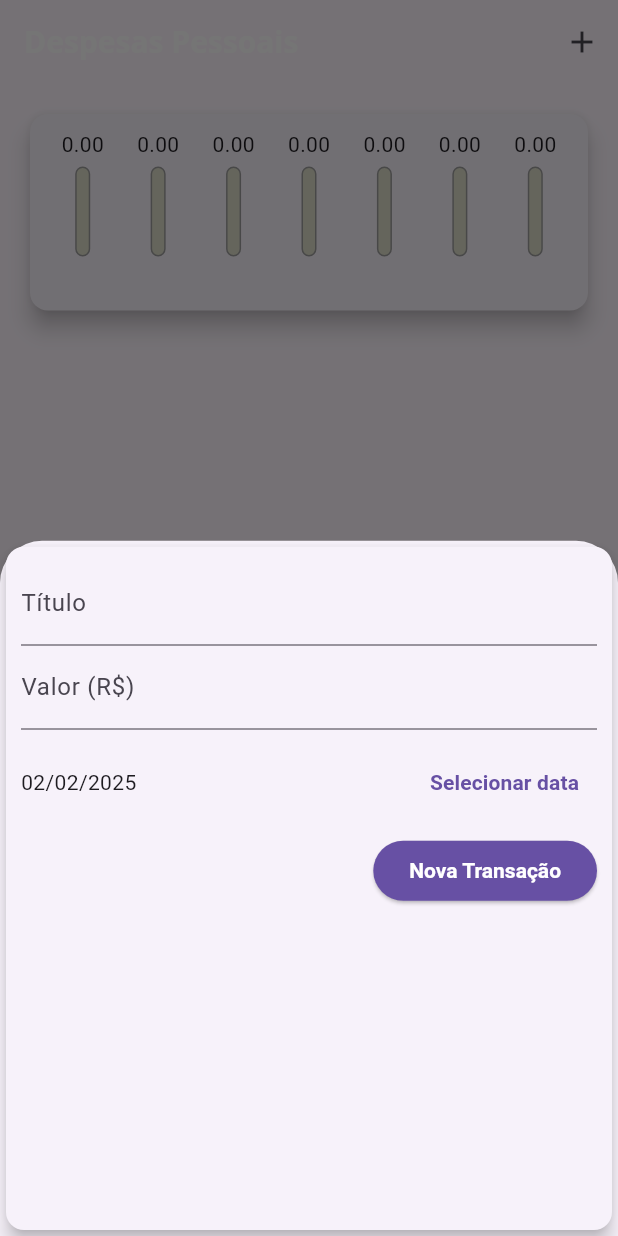
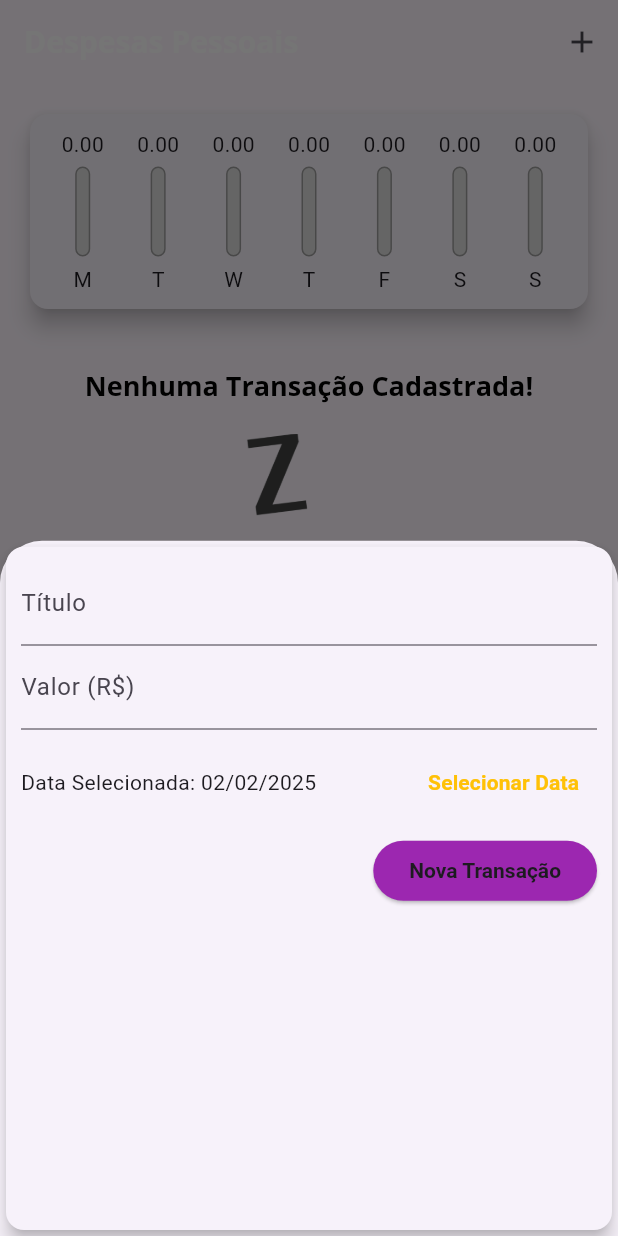
Before and after one commit to jgdlago/expenses-app, a Flutter app: the screen it shows after launch, after a tap on the "add" icon, on a phone screen of 412 x 824 dp. Run offline on Flutter 3.47's test engine with Material 3 defaults, Android fonts, the phone set to English and light mode, and no system bars.

Commit message:
:sparkles: feat(public): ajustes gerais para scroll e proporções de tela

```diff
--- a/expenses/lib/components/chart.dart
+++ b/expenses/lib/components/chart.dart
@@ -1,7 +1,7 @@
-import 'package:expenses/components/chart_bar.dart';
 import 'package:flutter/material.dart';
 import 'package:intl/intl.dart';
 import '../models/transaction.dart';
+import 'chart_bar.dart';
 
 class Chart extends StatelessWidget {
   final List<Transaction> recentTransaction;
@@ -41,7 +41,6 @@ class Chart extends StatelessWidget {
 
   @override
   Widget build(BuildContext context) {
-    groupedTransactions;
     return Card(
       elevation: 6,
       margin: const EdgeInsets.all(20),
@@ -53,11 +52,11 @@ class Chart extends StatelessWidget {
             return Flexible(
               fit: FlexFit.tight,
               child: ChartBar(
-                  label: tr['day'] as String,
-                  value: tr['value'] as double,
-                  percentage: _weekTotalValue == 0
-                      ? 0
-                      : (tr['value'] as double) / _weekTotalValue,
+                label: tr['day'] as String,
+                value: tr['value'] as double,
+                percentage: _weekTotalValue == 0
+                    ? 0
+                    : (tr['value'] as double) / _weekTotalValue,
               ),
             );
           }).toList(),
--- a/expenses/lib/components/chart_bar.dart
+++ b/expenses/lib/components/chart_bar.dart
@@ -1,29 +1,29 @@
 import 'package:flutter/material.dart';
 
 class ChartBar extends StatelessWidget {
+  final String? label;
+  final double? value;
+  final double? percentage;
 
-  final String label;
-  final double value;
-  final double percentage;
-
-  ChartBar({
-    required this.label,
-    required this.value,
-    required this.percentage
-  });
+  const ChartBar({
+    this.label,
+    this.value,
+    this.percentage,
+    Key? key,
+  }) : super(key: key);
 
   @override
   Widget build(BuildContext context) {
     return Column(
-      children: <Widget>[
-        Container(
+      children: [
+        SizedBox(
           height: 20,
           child: FittedBox(
-              child: Text('${value.toStringAsFixed(2)}'),
+            child: Text('${value!.toStringAsFixed(2)}'),
           ),
         ),
         const SizedBox(height: 5),
-        Container(
+        SizedBox(
           height: 60,
           width: 10,
           child: Stack(
@@ -35,7 +35,7 @@ class ChartBar extends StatelessWidget {
                     color: Colors.grey,
                     width: 1.0,
                   ),
-                  color: const Color.fromRGBO(220, 220, 200, 1),
+                  color: const Color.fromRGBO(220, 220, 220, 1),
                   borderRadius: BorderRadius.circular(5),
                 ),
               ),
@@ -43,7 +43,7 @@ class ChartBar extends StatelessWidget {
                 heightFactor: percentage,
                 child: Container(
                   decoration: BoxDecoration(
-                    color: Theme.of(context).primaryColor,
+                    color: Theme.of(context).colorScheme.primary,
                     borderRadius: BorderRadius.circular(5),
                   ),
                 ),
@@ -52,7 +52,7 @@ class ChartBar extends StatelessWidget {
           ),
         ),
         const SizedBox(height: 5),
-        const Text('')
+        Text(label!),
       ],
     );
   }
--- a/expenses/lib/components/transaction_form.dart
+++ b/expenses/lib/components/transaction_form.dart
@@ -1,4 +1,3 @@
-
 import 'package:flutter/material.dart';
 import 'package:intl/intl.dart';
 
@@ -14,25 +13,25 @@ class TransactionForm extends StatefulWidget {
 class _TransactionFormState extends State<TransactionForm> {
   final _titleController = TextEditingController();
   final _valueController = TextEditingController();
-  DateTime _selectedDate = DateTime.now();
+  DateTime? _selectedDate = DateTime.now();
 
   _submitForm() {
     final title = _titleController.text;
     final value = double.tryParse(_valueController.text) ?? 0;
 
-    if (title.isEmpty || value <= 0) {
+    if (title.isEmpty || value <= 0 || _selectedDate == null) {
       return;
     }
 
-    widget.onSubmit(title, value, _selectedDate);
+    widget.onSubmit(title, value, _selectedDate!);
   }
 
   _showDatePicker() {
     showDatePicker(
-        context: context,
-        initialDate: DateTime.now(),
-        firstDate: DateTime.now().subtract(const Duration(days: 365)),
-        lastDate: DateTime.now(),
+      context: context,
+      initialDate: DateTime.now(),
+      firstDate: DateTime(2019),
+      lastDate: DateTime.now(),
     ).then((pickedDate) {
       if (pickedDate == null) {
         return;
@@ -68,29 +67,26 @@ class _TransactionFormState extends State<TransactionForm> {
                 labelText: 'Valor (R\$)',
               ),
             ),
-            Container(
+            SizedBox(
               height: 70,
               child: Row(
                 children: <Widget>[
                   Expanded(
                     child: Text(
-                        _selectedDate == null
-                            ? 'Nenhuma data selecionada'
-                            : DateFormat('dd/MM/y').format(_selectedDate!),
+                      _selectedDate == null
+                          ? 'Nenhuma data selecionada!'
+                          : 'Data Selecionada: ${DateFormat('dd/MM/y').format(_selectedDate!)}',
                     ),
                   ),
                   TextButton(
-                    style: TextButton.styleFrom(
-                      foregroundColor: Theme.of(context).primaryColor, // Cor do texto
-                    ),
                     child: const Text(
-                      'Selecionar data',
+                      'Selecionar Data',
                       style: TextStyle(
-                        fontWeight: FontWeight.bold, // Negrito
+                        fontWeight: FontWeight.bold,
                       ),
                     ),
                     onPressed: _showDatePicker,
-                  ),
+                  )
                 ],
               ),
             ),
@@ -98,13 +94,14 @@ class _TransactionFormState extends State<TransactionForm> {
               mainAxisAlignment: MainAxisAlignment.end,
               children: <Widget>[
                 ElevatedButton(
-                  style: ElevatedButton.styleFrom(
-                    backgroundColor: Theme.of(context).primaryColor,
-                    foregroundColor: Theme.of(context).colorScheme.onPrimary,
+                  child: Text(
+                    'Nova Transação',
+                    style: TextStyle(
+                      color: Theme.of(context).textTheme.labelLarge?.color,
+                    ),
                   ),
-                  child: const Text('Nova Transação'),
                   onPressed: _submitForm,
-                )
+                ),
               ],
             ),
           ],
--- a/expenses/lib/components/transaction_list.dart
+++ b/expenses/lib/components/transaction_list.dart
@@ -6,13 +6,30 @@ class TransactionList extends StatelessWidget {
   final List<Transaction> transactions;
   final void Function(String) onRemove;
 
-  const TransactionList(this.transactions, this.onRemove, {Key? key}) : super(key: key);
+  const TransactionList(this.transactions, this.onRemove, {Key? key})
+      : super(key: key);
 
   @override
   Widget build(BuildContext context) {
-    return SizedBox(
-      height: 300,
-      child: ListView.builder(
+    return transactions.isEmpty
+        ? Column(
+      children: [
+        const SizedBox(height: 20),
+        Text(
+          'Nenhuma Transação Cadastrada!',
+          style: Theme.of(context).textTheme.titleLarge,
+        ),
+        const SizedBox(height: 20),
+        SizedBox(
+          height: 200,
+          child: Image.asset(
+            'assets/images/waiting.png',
+            fit: BoxFit.cover,
+          ),
+        ),
+      ],
+    )
+        : ListView.builder(
       itemCount: transactions.length,
       itemBuilder: (ctx, index) {
         final tr = transactions[index];
@@ -20,21 +37,27 @@ class TransactionList extends StatelessWidget {
           elevation: 5,
           margin: const EdgeInsets.symmetric(
             vertical: 8,
-              horizontal: 5
+            horizontal: 5,
           ),
           child: ListTile(
             leading: CircleAvatar(
+              backgroundColor: Colors.purple,
               radius: 30,
               child: Padding(
                 padding: const EdgeInsets.all(6),
                 child: FittedBox(
-                    child: Text('R\$${tr.value}'),
+                  child: Text(
+                    'R\$${tr.value}',
+                    style: const TextStyle(
+                      color: Colors.white,
+                    ),
+                  ),
                 ),
               ),
             ),
             title: Text(
               tr.title,
-                style: Theme.of(context).textTheme.titleMedium,
+              style: Theme.of(context).textTheme.titleLarge,
             ),
             subtitle: Text(
               DateFormat('d MMM y').format(tr.date),
@@ -47,7 +70,6 @@ class TransactionList extends StatelessWidget {
           ),
         );
       },
-      ),
     );
   }
 }
--- a/expenses/lib/main.dart
+++ b/expenses/lib/main.dart
@@ -14,6 +14,7 @@ class ExpensesApp extends StatelessWidget {
   @override
   @override
   Widget build(BuildContext context) {
+
     return MaterialApp(
       home: const MyHomePage(),
       theme: tema.copyWith(
```
Lines whose indentation alone changed are shown as unchanged.
